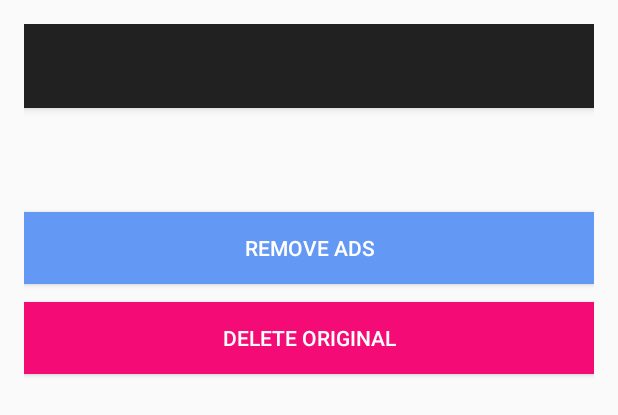
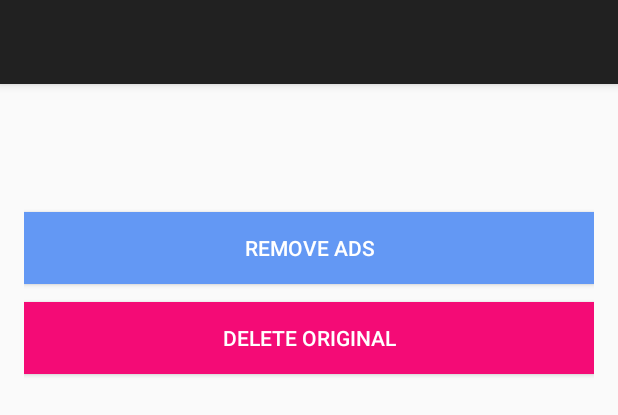
Before and after one commit to FrankCharlz/Demkitov3, an Android app: the layout activity_main.xml on its own in the app's theme, with its tools: preview values and no code run, on a phone screen of 412 x 824 dp. Shown: the top 415 px of the screen. Run offline under Robolectric (Android 15) with nearby library versions, the phone set to English and light mode, and no system bars.

Commit message:
Real temptation

```diff
--- a/app/src/main/res/layout/activity_main.xml
+++ b/app/src/main/res/layout/activity_main.xml
@@ -4,10 +4,6 @@
     android:layout_width="match_parent"
     android:layout_height="match_parent"
     android:orientation="vertical"
-    android:paddingBottom="@dimen/activity_vertical_margin"
-    android:paddingLeft="@dimen/activity_horizontal_margin"
-    android:paddingRight="@dimen/activity_horizontal_margin"
-    android:paddingTop="@dimen/activity_vertical_margin"
     tools:context="com.mj.demkito.MainActivity">
 
     <android.support.v7.widget.Toolbar
@@ -18,6 +14,12 @@
         android:theme="@style/ThemeOverlay.AppCompat.Dark.ActionBar"
         app:popupTheme="@style/ThemeOverlay.AppCompat.Light"
         android:elevation="4dp"/>
+
+    <LinearLayout
+        android:layout_width="match_parent"
+        android:layout_height="match_parent"
+        android:orientation="vertical"
+        android:padding="16dp">
 
         <TextView
             android:id="@+id/tv"
@@ -56,3 +58,6 @@
 
 
     </LinearLayout>
+
+
+</LinearLayout>
```
Lines whose indentation alone changed are shown as unchanged.
